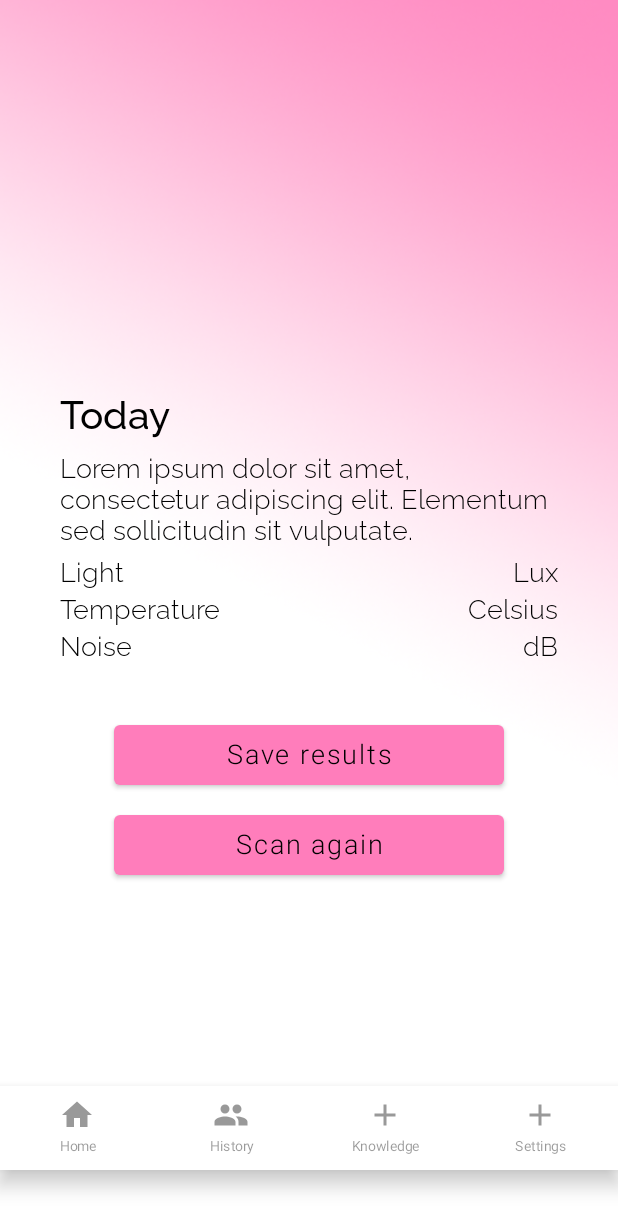
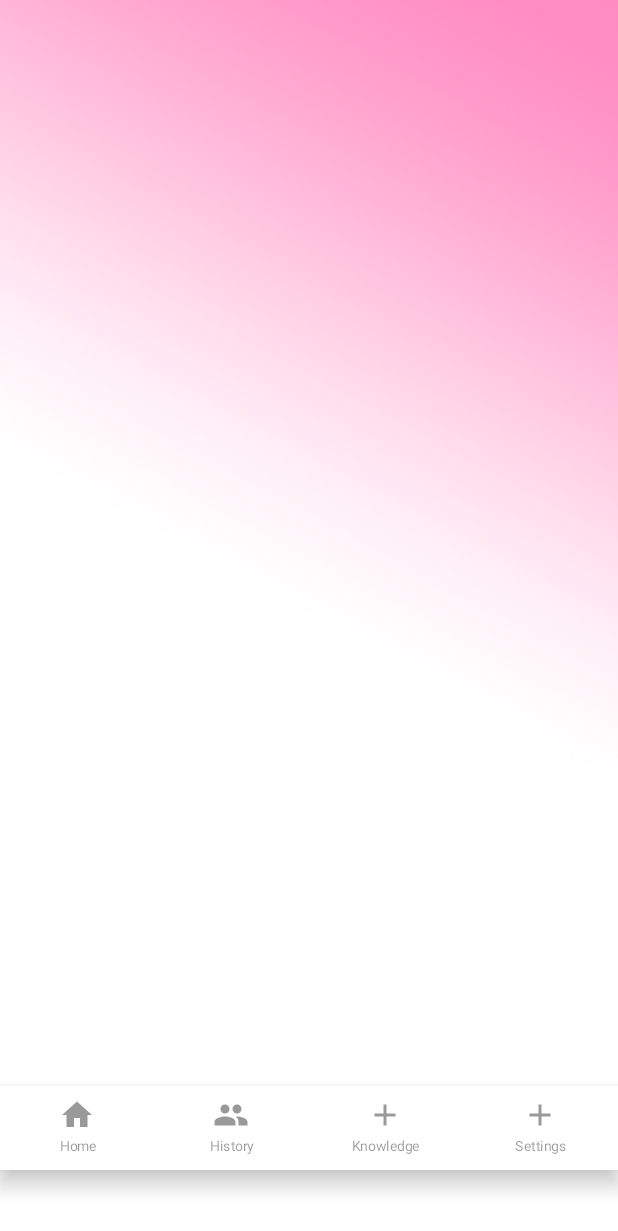
Before and after one commit to Jonnboy91/lullanap, an Android app built with Jetpack Compose: the results screen opened through its navigation route, on a phone screen of 412 x 824 dp. Shown: the top 1231 px of the screen. Run offline under Robolectric (Android 15) with nearby library versions, the phone set to English and light mode, and no system bars; our stand-ins replace livedata-compose.

```diff
--- a/app/src/main/java/com/jonnesten/lullanap/bottomnav/BottomNavContentScreens.kt
+++ b/app/src/main/java/com/jonnesten/lullanap/bottomnav/BottomNavContentScreens.kt
@@ -200,7 +200,7 @@ fun ReviewIcon(review: Int) {
 }
 
 @Composable
-fun DayDetails(review: Int?, day: String) {
+fun DayDetails(review: Int, day: String) {
     // TODO Add correct values for measurements
     Box(
         modifier = Modifier
@@ -281,7 +281,6 @@ fun DayDetails(review: Int?, day: String) {
                     fontSize = 18.sp
                 )
             }
-            if (review != null) {
             Row(
                 modifier = Modifier
                     .fillMaxWidth()
@@ -289,7 +288,6 @@ fun DayDetails(review: Int?, day: String) {
                 horizontalArrangement = Arrangement.SpaceBetween,
             ) {
                 ReviewIcon(review)
-                }
             }
         }
     }
@@ -640,38 +638,6 @@ fun ResultsScreen(navController: NavController) {
         horizontalAlignment = Alignment.CenterHorizontally,
         verticalArrangement = Arrangement.Center
     ) {
-        DayDetails(null, "Today")
-        Spacer(modifier = Modifier.padding(10.dp))
-        Button(
-            onClick = { navController.navigate("history") },
-            colors = ButtonDefaults.buttonColors(backgroundColor = MaterialTheme.colors.secondaryVariant),
-            modifier = Modifier
-                .width(260.dp)
-                .height(40.dp)
-        ) {
-            Text(
-                text = stringResource(R.string.save_results),
-                textAlign = TextAlign.Center,
-                fontSize = 18.sp,
-                fontWeight = FontWeight.Light,
-                color = MaterialTheme.colors.onSurface
-            )
-        }
-        Spacer(modifier = Modifier.padding(10.dp))
-        Button(
-            onClick = { navController.navigate("scanning") },
-            colors = ButtonDefaults.buttonColors(backgroundColor = MaterialTheme.colors.secondaryVariant),
-            modifier = Modifier
-                .width(260.dp)
-                .height(40.dp)
-        ) {
-            Text(
-                text = stringResource(R.string.scan_again),
-                textAlign = TextAlign.Center,
-                fontSize = 18.sp,
-                fontWeight = FontWeight.Light,
-                color = MaterialTheme.colors.onSurface
-            )
+
     }
 }
-}
--- a/app/src/main/java/com/jonnesten/lullanap/ui/theme/Theme.kt
+++ b/app/src/main/java/com/jonnesten/lullanap/ui/theme/Theme.kt
@@ -10,16 +10,14 @@ private val DarkColorPalette = darkColors(
     primary = LightBlack,
     onPrimary = White,
     secondary = Pink,
-    secondaryVariant = DarkPink,
-    onSurface = Black
+    secondaryVariant = DarkPink
 )
 
 private val LightColorPalette = lightColors(
     primary = White,
     onPrimary = Black,
     secondary = Pink,
-    secondaryVariant = DarkPink,
-    onSurface = Black
+    secondaryVariant = DarkPink
 )
 
 
--- a/app/src/main/res/values/strings.xml
+++ b/app/src/main/res/values/strings.xml
@@ -19,6 +19,4 @@
     <string name="notifications">Notifications</string>
     <string name="show_in_fahrenheit">Show in Fahrenheit</string>
     <string name="scanning">Scanning…</string>
-    <string name="scan_again">Scan again</string>
-    <string name="save_results">Save results</string>
 </resources>
```
Also changed, not shown: 1 other file. Lines whose indentation alone changed are shown as unchanged.
